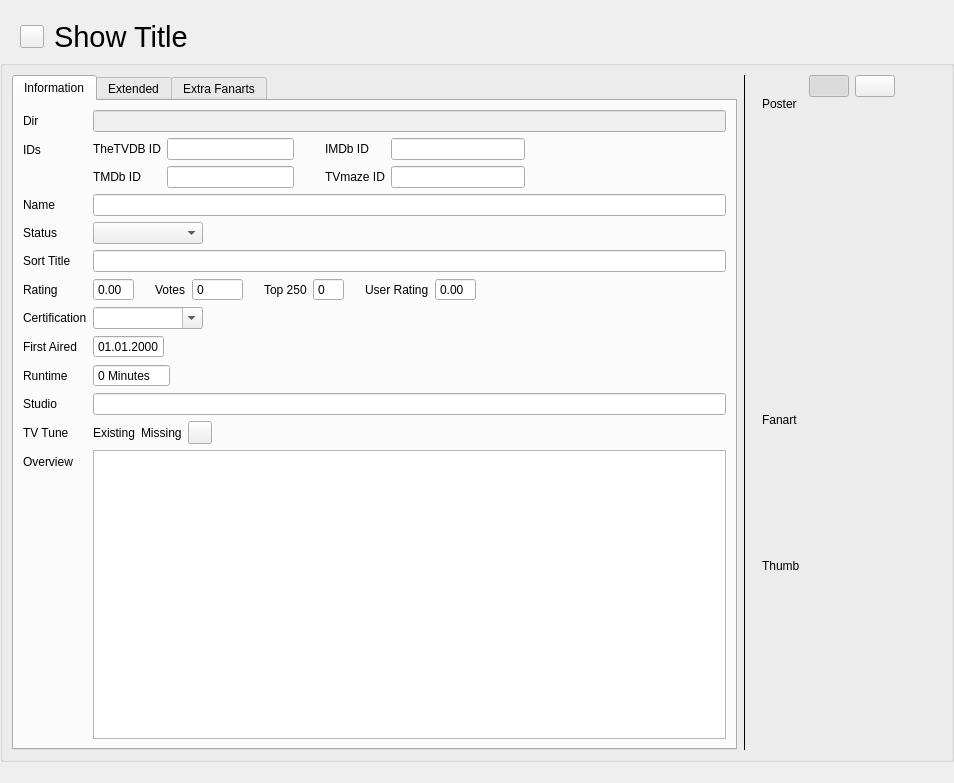
First picture: the form in src/ui/tv_show/TvShowWidgetTvShow.ui, repository Komet/MediaElch, before the edit.
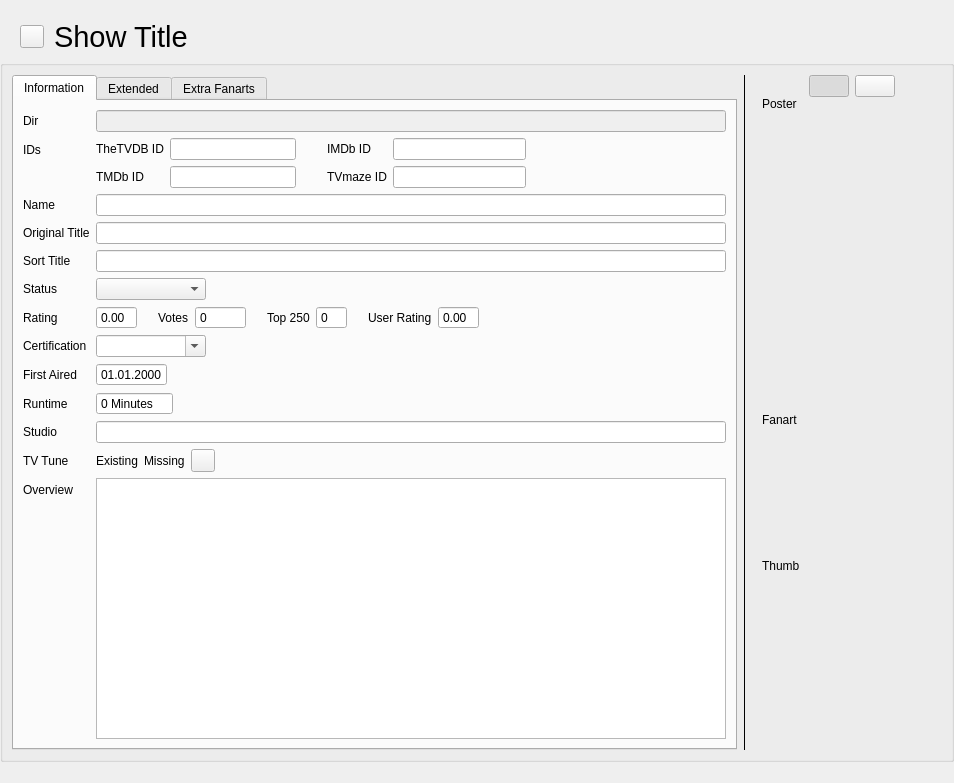
Second picture: the form after the edit. Icons and pictures are not drawn. Custom widgets are drawn as their Qt base class.

Commit message: [TvShow] Add "originaltitle" field

```diff
--- a/src/ui/tv_show/TvShowWidgetTvShow.ui
+++ b/src/ui/tv_show/TvShowWidgetTvShow.ui
@@ -243,56 +243,14 @@
             <item row="2" column="1">
              <widget class="QLineEdit" name="name"/>
             </item>
-            <item row="3" column="0">
-             <widget class="QLabel" name="lblStatus">
-              <property name="text">
-               <string>Status</string>
-              </property>
-             </widget>
-            </item>
-            <item row="3" column="1">
-             <widget class="QComboBox" name="comboStatus">
-              <property name="sizeAdjustPolicy">
-               <enum>QComboBox::AdjustToMinimumContentsLength</enum>
-              </property>
-              <property name="minimumContentsLength">
-               <number>10</number>
-              </property>
-              <item>
-               <property name="text">
-                <string notr="true"/>
-               </property>
-              </item>
-              <item>
-               <property name="text">
-                <string>Continuing</string>
-               </property>
-              </item>
-              <item>
-               <property name="text">
-                <string>Ended</string>
-               </property>
-              </item>
-             </widget>
-            </item>
-            <item row="4" column="0">
-             <widget class="QLabel" name="lblSortTitle">
-              <property name="text">
-               <string>Sort Title</string>
-              </property>
-             </widget>
-            </item>
-            <item row="4" column="1">
-             <widget class="QLineEdit" name="sortTitle"/>
-            </item>
-            <item row="5" column="0">
+            <item row="6" column="0">
              <widget class="QLabel" name="lblRating">
               <property name="text">
                <string>Rating</string>
               </property>
              </widget>
             </item>
-            <item row="5" column="1">
+            <item row="6" column="1">
              <layout class="QHBoxLayout" name="horizontalLayout_4">
               <item>
                <widget class="QDoubleSpinBox" name="rating">
@@ -405,14 +363,14 @@
               </item>
              </layout>
             </item>
-            <item row="6" column="0">
+            <item row="7" column="0">
              <widget class="QLabel" name="lblCertification">
               <property name="text">
                <string>Certification</string>
               </property>
              </widget>
             </item>
-            <item row="6" column="1">
+            <item row="7" column="1">
              <widget class="QComboBox" name="certification">
               <property name="editable">
                <bool>true</bool>
@@ -425,14 +383,14 @@
               </property>
              </widget>
             </item>
-            <item row="7" column="0">
+            <item row="8" column="0">
              <widget class="QLabel" name="lblFirstAired">
               <property name="text">
                <string>First Aired</string>
               </property>
              </widget>
             </item>
-            <item row="7" column="1">
+            <item row="8" column="1">
              <widget class="QDateEdit" name="firstAired">
               <property name="buttonSymbols">
                <enum>QAbstractSpinBox::NoButtons</enum>
@@ -442,14 +400,14 @@
               </property>
              </widget>
             </item>
-            <item row="8" column="0">
+            <item row="9" column="0">
              <widget class="QLabel" name="lblRuntime">
               <property name="text">
                <string>Runtime</string>
               </property>
              </widget>
             </item>
-            <item row="8" column="1">
+            <item row="9" column="1">
              <widget class="QSpinBox" name="runtime">
               <property name="buttonSymbols">
                <enum>QAbstractSpinBox::NoButtons</enum>
@@ -462,24 +420,24 @@
               </property>
              </widget>
             </item>
-            <item row="9" column="0">
+            <item row="10" column="0">
              <widget class="QLabel" name="lblStudio">
               <property name="text">
                <string>Studio</string>
               </property>
              </widget>
             </item>
-            <item row="9" column="1">
+            <item row="10" column="1">
              <widget class="QLineEdit" name="studio"/>
             </item>
-            <item row="10" column="0">
+            <item row="11" column="0">
              <widget class="QLabel" name="label_10">
               <property name="text">
                <string>TV Tune</string>
               </property>
              </widget>
             </item>
-            <item row="10" column="1">
+            <item row="11" column="1">
              <layout class="QHBoxLayout" name="horizontalLayout">
               <item>
                <widget class="Badge" name="badgeTuneExisting">
@@ -516,16 +474,68 @@
               </item>
              </layout>
             </item>
-            <item row="11" column="0">
+            <item row="12" column="0">
              <widget class="QLabel" name="lblOverview">
               <property name="text">
                <string>Overview</string>
               </property>
              </widget>
             </item>
-            <item row="11" column="1">
+            <item row="12" column="1">
              <widget class="QTextEdit" name="overview"/>
             </item>
+            <item row="3" column="1">
+             <widget class="QLineEdit" name="originalTitle"/>
+            </item>
+            <item row="5" column="1">
+             <widget class="QComboBox" name="comboStatus">
+              <property name="sizeAdjustPolicy">
+               <enum>QComboBox::AdjustToMinimumContentsLength</enum>
+              </property>
+              <property name="minimumContentsLength">
+               <number>10</number>
+              </property>
+              <item>
+               <property name="text">
+                <string notr="true"/>
+               </property>
+              </item>
+              <item>
+               <property name="text">
+                <string>Continuing</string>
+               </property>
+              </item>
+              <item>
+               <property name="text">
+                <string>Ended</string>
+               </property>
+              </item>
+             </widget>
+            </item>
+            <item row="5" column="0">
+             <widget class="QLabel" name="lblStatus">
+              <property name="text">
+               <string>Status</string>
+              </property>
+             </widget>
+            </item>
+            <item row="4" column="1">
+             <widget class="QLineEdit" name="sortTitle"/>
+            </item>
+            <item row="4" column="0">
+             <widget class="QLabel" name="lblSortTitle">
+              <property name="text">
+               <string>Sort Title</string>
+              </property>
+             </widget>
+            </item>
+            <item row="3" column="0">
+             <widget class="QLabel" name="label_2">
+              <property name="text">
+               <string>Original Title</string>
+              </property>
+             </widget>
+            </item>
            </layout>
           </item>
          </layout>
```
Left out of the diff: 4 changed lines with no effect on the pictures. The commit also changes 18 other files.
